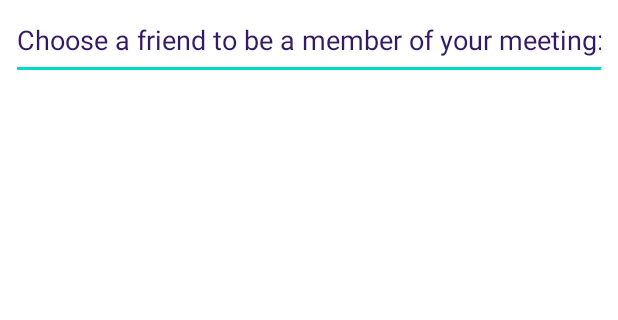
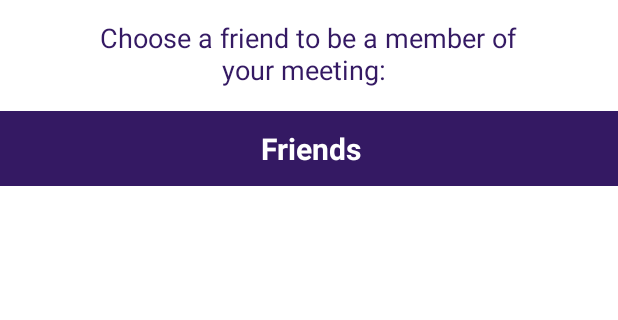
Before and after one commit to dChakr/ICHelloWorld, an Android app: the FriendsClass screen opened directly, with no data from a screen before it, on a phone screen of 412 x 824 dp, the part 146-466 px from its top. Run offline under Robolectric (Android 15) with nearby library versions, the light colour scheme and no system bars; our stand-ins replace Firebase (no records; nobody signed in at launch, a user with empty details on screens opened directly).

Commit message:
Friends list more pretty

```diff
--- a/app/src/main/res/layout/covid_settings.xml
+++ b/app/src/main/res/layout/covid_settings.xml
@@ -30,12 +30,7 @@
                 android:gravity="center"
                 android:text="PandemicPals"
                 android:textColor="#341963"
-                android:textStyle="bold"
-                app:layout_constraintBottom_toBottomOf="parent"
-                app:layout_constraintEnd_toEndOf="parent"
-                app:layout_constraintStart_toStartOf="parent"
-                app:layout_constraintTop_toTopOf="parent"
-                app:layout_constraintVertical_bias="0.0" />
+                android:textStyle="bold" />
 
             <TextView
                 android:id="@+id/textView2"
@@ -48,11 +43,7 @@
                 android:text="@string/covid_settings_page_title"
                 android:textColor="@color/white"
                 android:textSize="20dp"
-                android:textStyle="bold"
-                app:layout_constraintEnd_toEndOf="parent"
-                app:layout_constraintHorizontal_bias="0.523"
-                app:layout_constraintStart_toStartOf="parent"
-                app:layout_constraintTop_toBottomOf="@+id/textView" />
+                android:textStyle="bold" />
 
 
             <TextView
--- a/app/src/main/res/layout/friends_list.xml
+++ b/app/src/main/res/layout/friends_list.xml
@@ -9,19 +9,20 @@
 
     <ListView
         android:id="@+id/friendlist"
-        android:layout_width="404dp"
-        android:layout_height="589dp"
-        android:layout_marginTop="30dp"
+        android:layout_width="391dp"
+        android:layout_height="532dp"
+        android:layout_marginTop="8dp"
         android:layout_marginBottom="5dp"
         android:clickable="true"
         android:footerDividersEnabled="true"
         android:headerDividersEnabled="false"
         app:layout_constraintBottom_toBottomOf="parent"
         app:layout_constraintEnd_toEndOf="parent"
+        app:layout_constraintHorizontal_bias="0.428"
         app:layout_constraintStart_toStartOf="parent"
-        app:layout_constraintTop_toBottomOf="@+id/editTextTextPersonName2" />
+        app:layout_constraintTop_toBottomOf="@+id/textView2" />
 
-        <TextView
+    <TextView
             android:id="@+id/textView"
             android:layout_width="412dp"
             android:layout_height="41dp"
@@ -34,17 +35,40 @@
             app:layout_constraintStart_toStartOf="parent"
             app:layout_constraintTop_toTopOf="parent" />
 
-    <EditText
+    <TextView
         android:id="@+id/editTextTextPersonName2"
-        android:layout_width="397dp"
-        android:layout_height="53dp"
+        android:layout_width="315dp"
+        android:layout_height="47dp"
+        android:layout_marginTop="12dp"
         android:ems="10"
-        android:inputType="textPersonName"
+        android:gravity="center"
+        android:inputType="textMultiLine"
         android:text="Choose a friend to be a member of your meeting: "
+        android:textAlignment="center"
         android:textColor="#341963"
+        android:textSize="18dp"
         app:layout_constraintEnd_toEndOf="parent"
+        app:layout_constraintHorizontal_bias="0.492"
         app:layout_constraintStart_toStartOf="parent"
         app:layout_constraintTop_toBottomOf="@+id/textView" />
 
+    <TextView
+        android:id="@+id/textView2"
+        android:layout_width="414dp"
+        android:layout_height="50dp"
+        android:layout_marginTop="11dp"
+        android:background="@color/purple_text_colour"
+        android:gravity="center"
+        android:text="Friends"
+        android:textColor="@color/white"
+        android:textSize="20dp"
+        android:textStyle="bold"
+        app:layout_constraintBottom_toBottomOf="parent"
+        app:layout_constraintEnd_toEndOf="parent"
+        app:layout_constraintHorizontal_bias="0.0"
+        app:layout_constraintStart_toStartOf="parent"
+        app:layout_constraintTop_toBottomOf="@+id/editTextTextPersonName2"
+        app:layout_constraintVertical_bias="0.005" />
+
 
 </androidx.constraintlayout.widget.ConstraintLayout>
```
